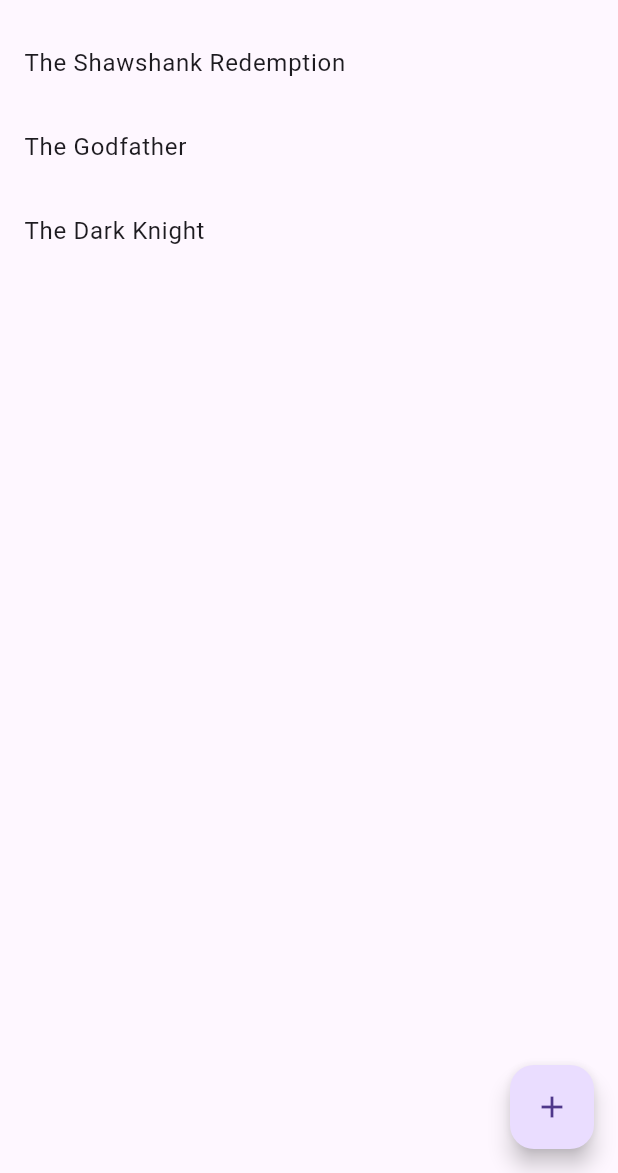
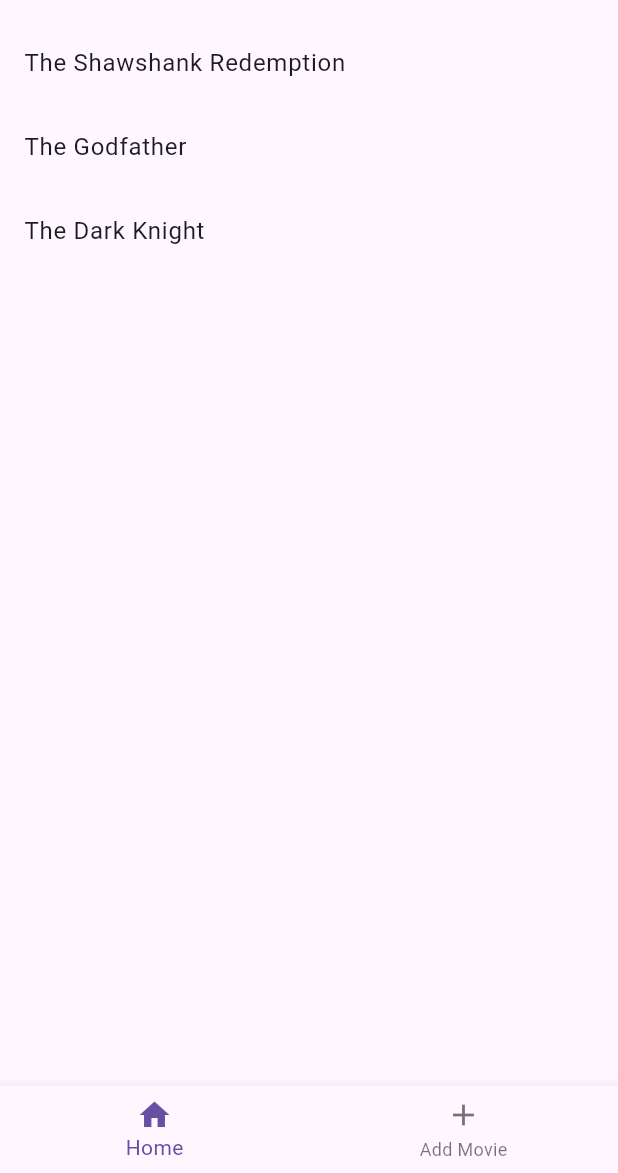
Before and after one commit to aleks696/Project8_Flutter, a Flutter app: the screen it shows after launch, on a phone screen of 412 x 824 dp, the part 63-1236 px from its top. Run offline on Flutter 3.47's test engine with Material 3 defaults, Android fonts, the phone set to English and light mode, and no system bars.

Commit message:
first commit

```diff
--- a/lib/main.dart
+++ b/lib/main.dart
@@ -12,7 +12,6 @@ class MyApp extends StatelessWidget {
       initialRoute: '/',
       routes: {
         '/': (context) => HomePage(),
-        '/details': (context) => MovieDetailsPage(movie: Movie('Default Title', 'Default Director')),
         '/add_movie': (context) => AddMoviePage(),
       },
     );
@@ -53,11 +52,22 @@ class HomePage extends StatelessWidget {
           );
         },
       ),
-      floatingActionButton: FloatingActionButton(
-        onPressed: () {
-          Navigator.pushNamed(context, '/add_movie');
+      bottomNavigationBar: BottomNavigationBar(
+        items: const <BottomNavigationBarItem>[
+          BottomNavigationBarItem(
+            icon: Icon(Icons.home),
+            label: 'Home',
+          ),
+          BottomNavigationBarItem(
+            icon: Icon(Icons.add),
+            label: 'Add Movie',
+          ),
+        ],
+        onTap: (int index) {
+          if (index == 1) {
+            Navigator.pushNamed(context, '/add_movie');
+          }
         },
-        child: Icon(Icons.add),
       ),
     );
   }
```
